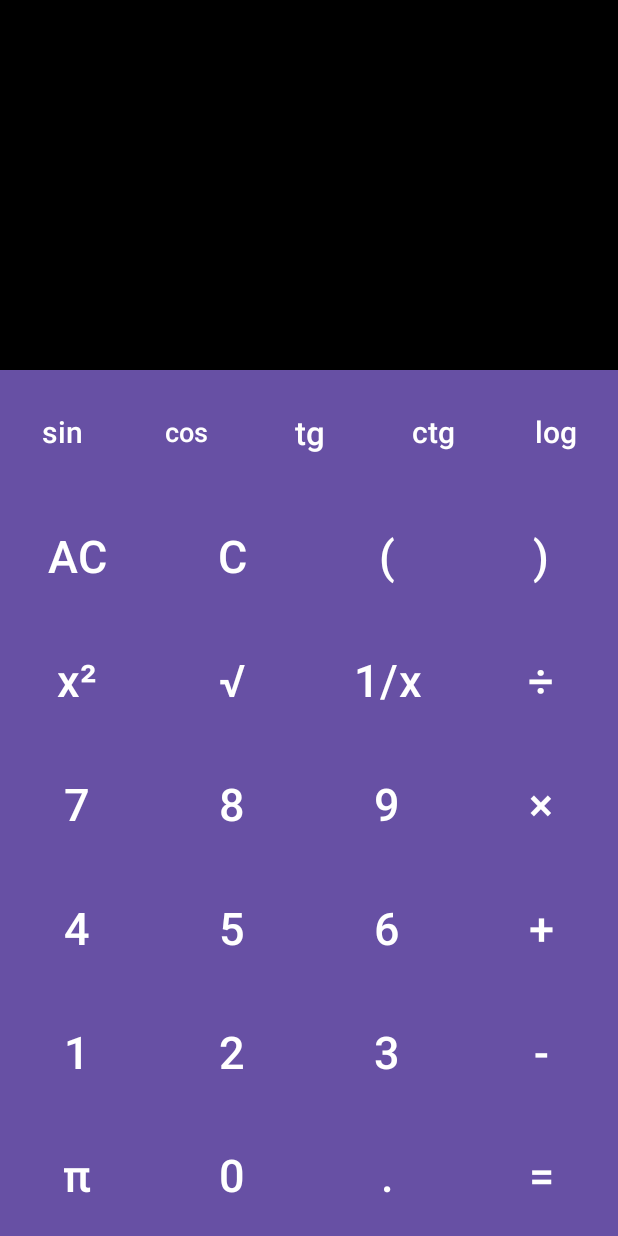
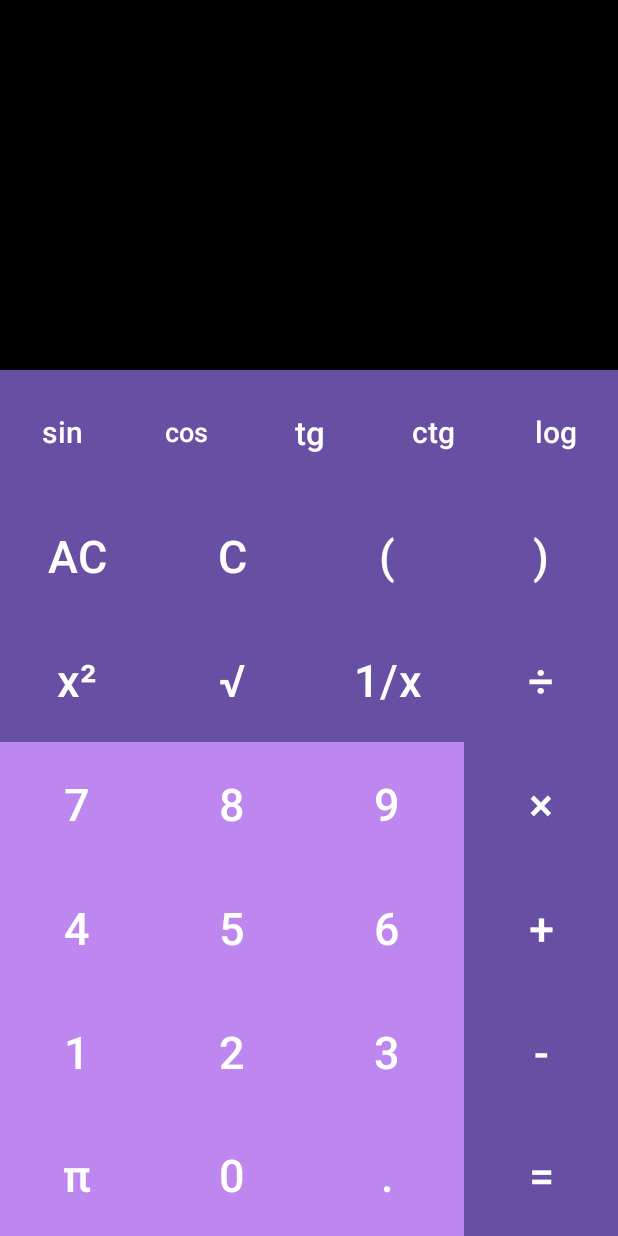
Before and after one commit to SashaFfF/MobileDev, an Android app: the screen it shows after launch (MainActivity), on a phone screen of 412 x 824 dp. Run offline under Robolectric (Android 15) with nearby library versions, the phone set to English and light mode, and no system bars.

Commit message:
update the design of the calculator

```diff
--- a/app/src/main/res/layout/activity_main.xml
+++ b/app/src/main/res/layout/activity_main.xml
@@ -40,6 +40,7 @@
         android:layout_weight="7"
         android:orientation="vertical"
         android:layout_width="match_parent"
+        android:background="@color/button_color"
         android:layout_height="0dp">
         <LinearLayout
             android:orientation="vertical"
@@ -57,16 +58,18 @@
                     android:weightSum="5"
                     android:layout_width="match_parent"
                     android:layout_height="match_parent">
+
                     <Button
                         android:id="@+id/bt_sin"
+                        android:layout_width="match_parent"
+                        android:layout_height="match_parent"
+                        android:layout_weight="1"
+                        android:background="#000"
                         android:text="sin"
                         android:textAllCaps="false"
+                        android:textColor="@color/text_color"
                         android:textSize="20sp"
-                        android:textColor="@color/text_color"
-                        android:background="#000"
-                        android:layout_weight="1"
-                        android:layout_width="match_parent"
-                        android:layout_height="match_parent">
+                        app:cornerRadius="0dp">
                     </Button>
                     <Button
                         android:id="@+id/bt_cos"
@@ -236,7 +239,7 @@
                         android:text="7"
                         android:textSize="30sp"
                         android:textColor="@color/text_color"
-                        android:background="#000"
+                        android:backgroundTint="@color/button_color"
                         android:layout_weight="1"
                         android:layout_width="match_parent"
                         android:layout_height="match_parent">
@@ -246,7 +249,7 @@
                         android:text="8"
                         android:textSize="30sp"
                         android:textColor="@color/text_color"
-                        android:background="#000"
+                        android:backgroundTint="@color/button_color"
                         android:layout_weight="1"
                         android:layout_width="match_parent"
                         android:layout_height="match_parent">
@@ -256,7 +259,7 @@
                         android:text="9"
                         android:textSize="30sp"
                         android:textColor="@color/text_color"
-                        android:background="#000"
+                        android:backgroundTint="@color/button_color"
                         android:layout_weight="1"
                         android:layout_width="match_parent"
                         android:layout_height="match_parent">
@@ -288,7 +291,7 @@
                         android:text="4"
                         android:textSize="30sp"
                         android:textColor="@color/text_color"
-                        android:background="#000"
+                        android:backgroundTint="@color/button_color"
                         android:layout_weight="1"
                         android:layout_width="match_parent"
                         android:layout_height="match_parent">
@@ -298,7 +301,7 @@
                         android:text="5"
                         android:textSize="30sp"
                         android:textColor="@color/text_color"
-                        android:background="#000"
+                        android:backgroundTint="@color/button_color"
                         android:layout_weight="1"
                         android:layout_width="match_parent"
                         android:layout_height="match_parent">
@@ -308,7 +311,7 @@
                         android:text="6"
                         android:textSize="30sp"
                         android:textColor="@color/text_color"
-                        android:background="#000"
+                        android:backgroundTint="@color/button_color"
                         android:layout_weight="1"
                         android:layout_width="match_parent"
                         android:layout_height="match_parent">
@@ -340,7 +343,7 @@
                         android:text="1"
                         android:textSize="30sp"
                         android:textColor="@color/text_color"
-                        android:background="#000"
+                        android:backgroundTint="@color/button_color"
                         android:layout_weight="1"
                         android:layout_width="match_parent"
                         android:layout_height="match_parent">
@@ -350,7 +353,7 @@
                         android:text="2"
                         android:textSize="30sp"
                         android:textColor="@color/text_color"
-                        android:background="#000"
+                        android:backgroundTint="@color/button_color"
                         android:layout_weight="1"
                         android:layout_width="match_parent"
                         android:layout_height="match_parent">
@@ -360,7 +363,7 @@
                         android:text="3"
                         android:textSize="30sp"
                         android:textColor="@color/text_color"
-                        android:background="#000"
+                        android:backgroundTint="@color/button_color"
                         android:layout_weight="1"
                         android:layout_width="match_parent"
                         android:layout_height="match_parent">
@@ -392,7 +395,7 @@
                         android:text="π"
                         android:textSize="30sp"
                         android:textColor="@color/text_color"
-                        android:background="#000"
+                        android:backgroundTint="@color/button_color"
                         android:layout_weight="1"
                         android:layout_width="match_parent"
                         android:layout_height="match_parent">
@@ -402,7 +405,7 @@
                         android:text="0"
                         android:textSize="30sp"
                         android:textColor="@color/text_color"
-                        android:background="#000"
+                        android:backgroundTint="@color/button_color"
                         android:layout_weight="1"
                         android:layout_width="match_parent"
                         android:layout_height="match_parent">
@@ -412,7 +415,7 @@
                         android:text="."
                         android:textSize="30sp"
                         android:textColor="@color/text_color"
-                        android:background="#000"
+                        android:backgroundTint="@color/button_color"
                         android:layout_weight="1"
                         android:layout_width="match_parent"
                         android:layout_height="match_parent">
--- a/app/src/main/res/values/colors.xml
+++ b/app/src/main/res/values/colors.xml
@@ -2,4 +2,5 @@
 <resources>
     <color name="background_color">#FF000000</color>
     <color name="text_color">#FFFFFFFF</color>
+    <color name="button_color">#BE87EF</color>
 </resources>
```
